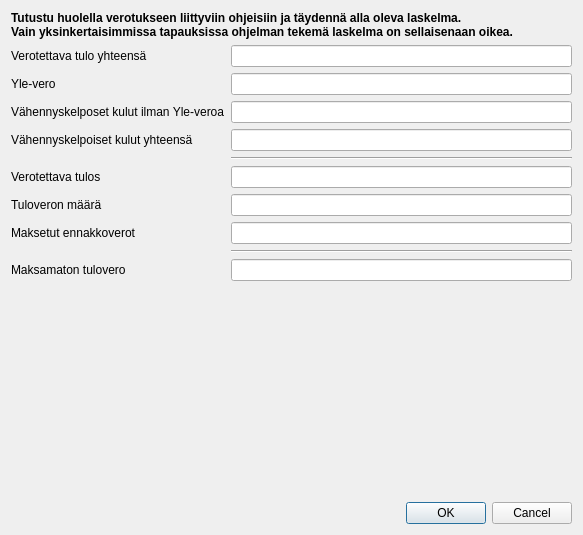
First picture: the form in kitupiikki/arkisto/tuloverodialog.ui, repository artoh/kitupiikki, before the edit.
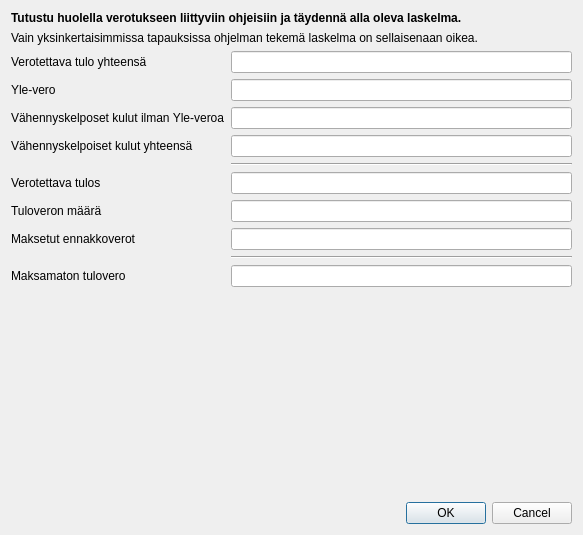
Second picture: the form after the edit. Custom widgets are drawn as their Qt base class.

```diff
--- a/kitupiikki/arkisto/tuloverodialog.ui
+++ b/kitupiikki/arkisto/tuloverodialog.ui
@@ -23,8 +23,17 @@
       </font>
      </property>
      <property name="text">
-      <string>Tutustu huolella verotukseen liittyviin ohjeisiin ja täydennä alla oleva laskelma.
-Vain yksinkertaisimmissa tapauksissa ohjelman tekemä laskelma on sellaisenaan oikea.</string>
+      <string>Tutustu huolella verotukseen liittyviin ohjeisiin ja täydennä alla oleva laskelma.</string>
+     </property>
+     <property name="wordWrap">
+      <bool>true</bool>
+     </property>
+    </widget>
+   </item>
+   <item>
+    <widget class="QLabel" name="label_10">
+     <property name="text">
+      <string>Vain yksinkertaisimmissa tapauksissa ohjelman tekemä laskelma on sellaisenaan oikea.</string>
      </property>
      <property name="wordWrap">
       <bool>true</bool>
```
